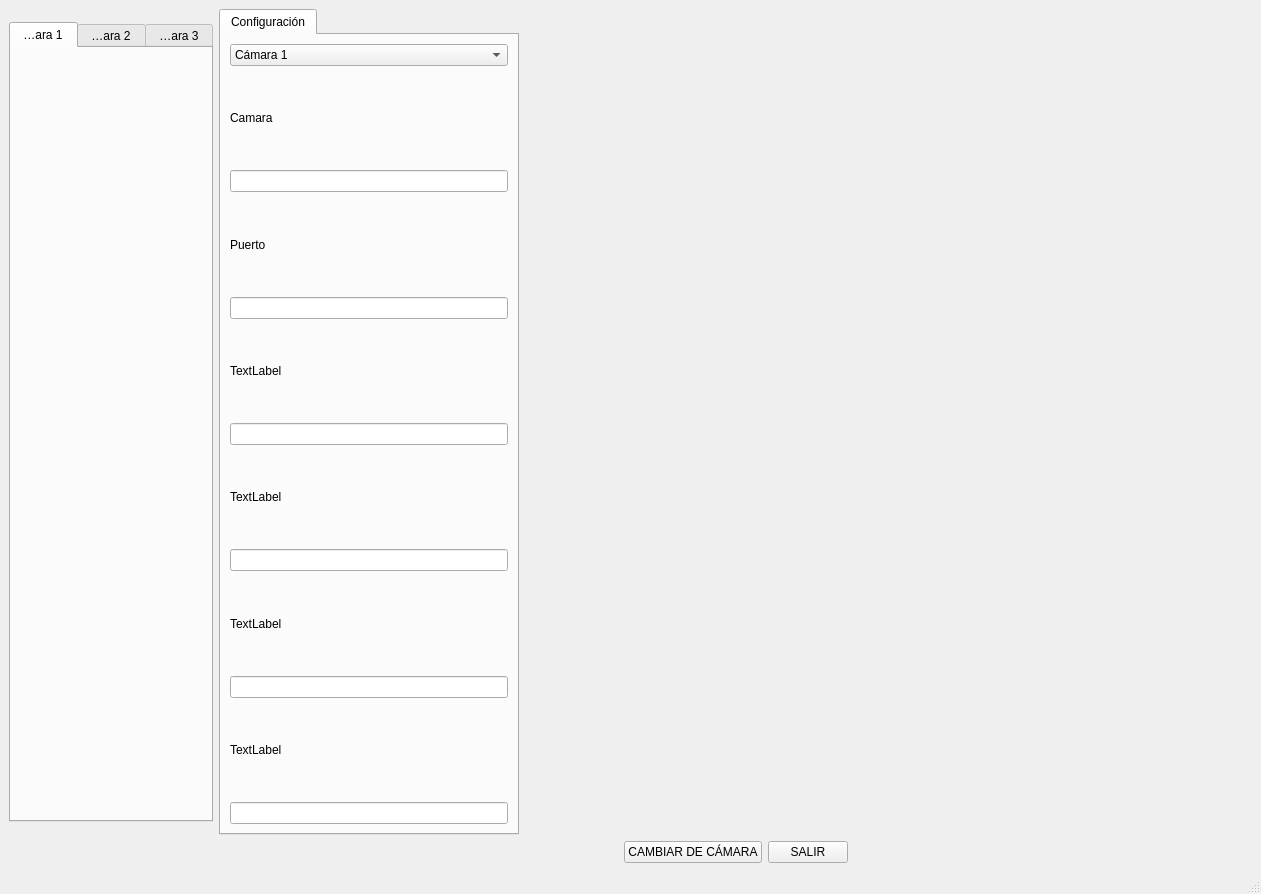
Above: ui/template/test.ui from giulicrenna/Vision-Machinery-RaspberryPi before the change. Below: the same form after it.
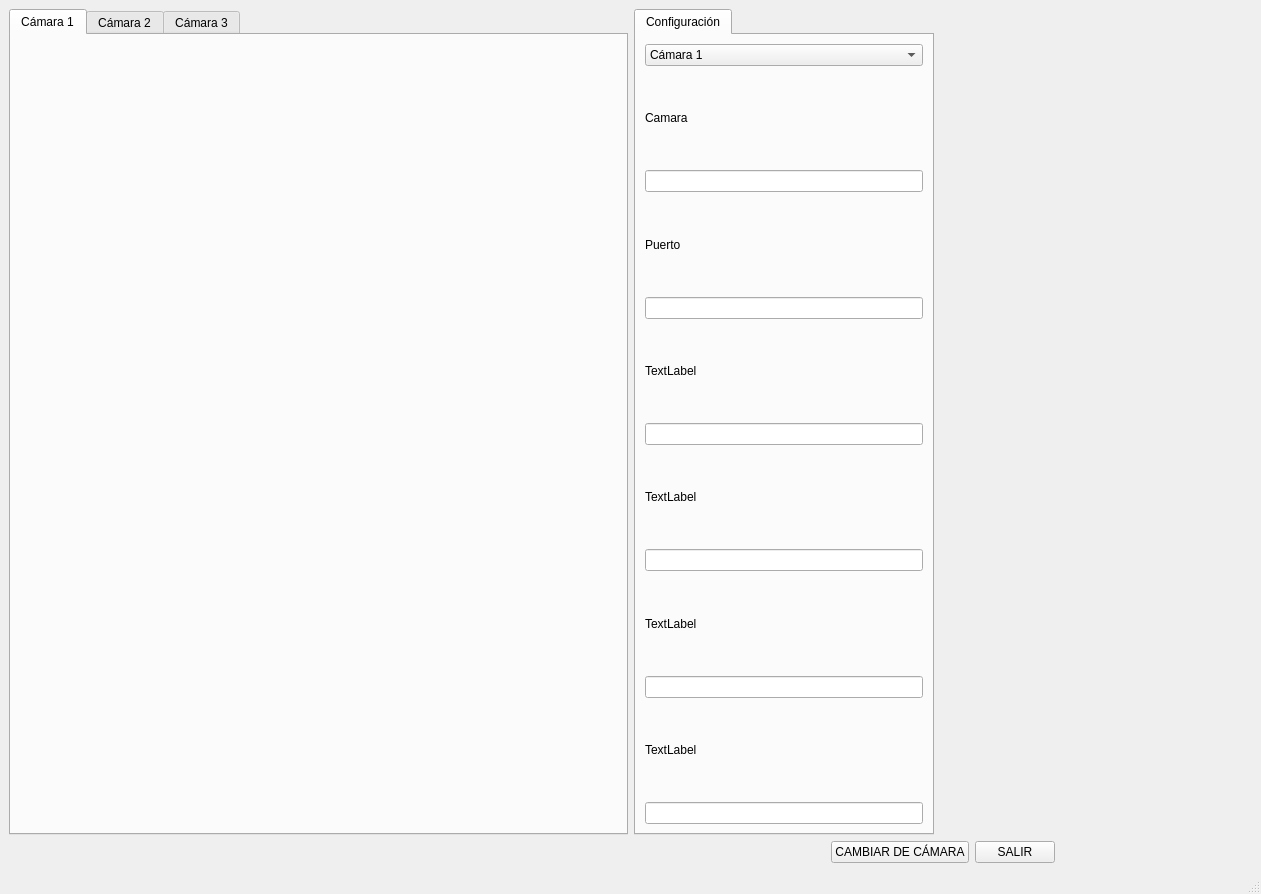
That is the form after the change. Icons and pictures are not drawn.

The edit to the form file:
```diff
--- a/ui/template/test.ui
+++ b/ui/template/test.ui
@@ -86,17 +86,11 @@
       <item row="0" column="0">
        <widget class="QTabWidget" name="tabWidget">
         <property name="sizePolicy">
-         <sizepolicy hsizetype="Maximum" vsizetype="Maximum">
+         <sizepolicy hsizetype="Expanding" vsizetype="Expanding">
           <horstretch>0</horstretch>
           <verstretch>0</verstretch>
          </sizepolicy>
         </property>
-        <property name="maximumSize">
-         <size>
-          <width>1280</width>
-          <height>800</height>
-         </size>
-        </property>
         <property name="tabShape">
          <enum>QTabWidget::Rounded</enum>
         </property>
```
